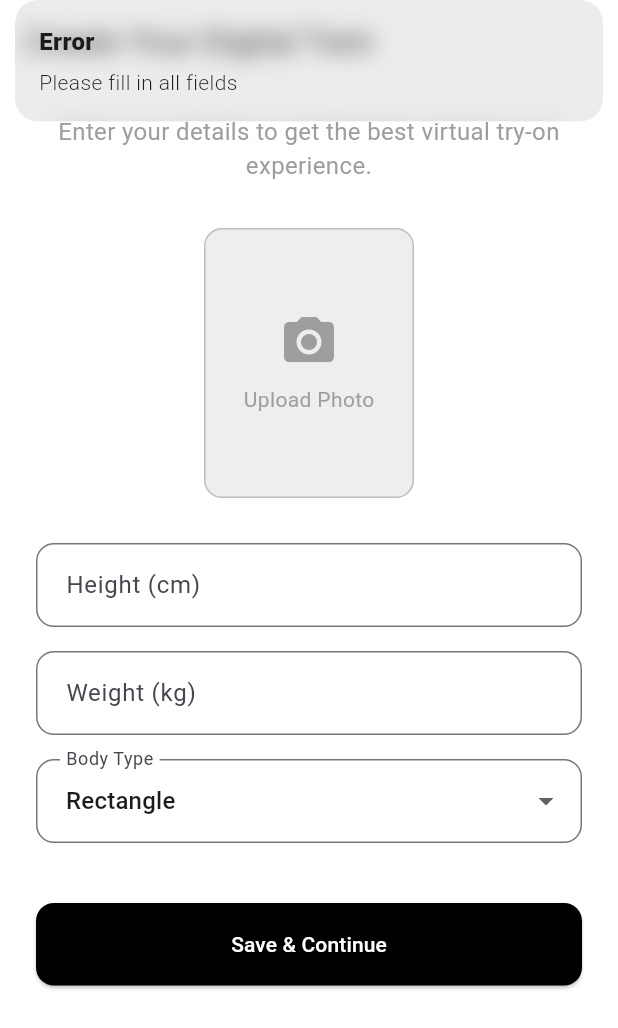
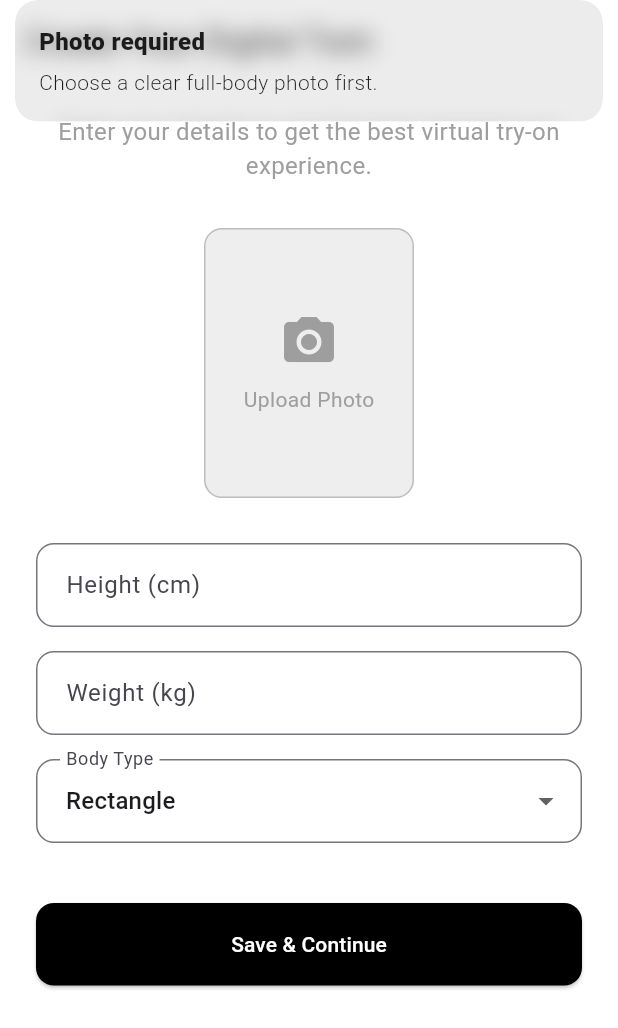
Before and after one commit to styleSynccc/styleSync-app, a Flutter app: the UserSetupScreen screen opened by its route, after a tap on "Save & Continue", on a phone screen of 412 x 824 dp. Shown: the top 1028 px of the screen. Run offline on Flutter 3.47's test engine with Material 3 defaults, Android fonts, the phone set to English and light mode, and no system bars; our stand-ins replace cloud_firestore, firebase_auth, firebase_core, firebase_storage, get, google_sign_in and 1 more; accounts and stored records are empty.

```diff
--- /dev/null
+++ b/API/requirements.txt
@@ -0,0 +1,2 @@
+-r requirement.txt
+firebase-admin
--- a/apps/mobile_app/lib/screens/user_setup_screen.dart
+++ b/apps/mobile_app/lib/screens/user_setup_screen.dart
@@ -95,10 +95,27 @@ class UserSetupScreen extends StatelessWidget {
 
               // Save Button
               Obx(() => userController.isLoading.value
-                  ? const CircularProgressIndicator()
+                  ? Column(
+                      children: [
+                        const CircularProgressIndicator(),
+                        const SizedBox(height: 12),
+                        Text(
+                          userController.loadingMessage.value.isEmpty
+                              ? 'Saving your profile...'
+                              : userController.loadingMessage.value,
+                          textAlign: TextAlign.center,
+                        ),
+                      ],
+                    )
                   : ElevatedButton(
                       onPressed: () {
-                        if (heightController.text.isNotEmpty && weightController.text.isNotEmpty) {
+                        if (userController.selectedImage.value == null) {
+                          Get.snackbar(
+                            'Photo required',
+                            'Choose a clear full-body photo first.',
+                          );
+                        } else if (heightController.text.isNotEmpty &&
+                            weightController.text.isNotEmpty) {
                           userController.saveUserData(
                             heightController.text.trim(),
                             weightController.text.trim(),
--- a/apps/mobile_app/lib/services/closet_controller.dart
+++ b/apps/mobile_app/lib/services/closet_controller.dart
@@ -150,7 +150,8 @@ class ClosetController extends GetxController {
         originalExtension = 'jpg';
       }
 
-      final String fileName = 'clothes/${uid}_${DateTime.now().millisecondsSinceEpoch}.$originalExtension';
+      final String fileName =
+          'users/$uid/clothes/${DateTime.now().millisecondsSinceEpoch}.$originalExtension';
 
       // Upload to Firebase Storage
       Reference ref = _storage.ref().child(fileName);
```
Also changed, not shown: apps/mobile_app/lib/screens/login_screen.dart (+12 -2 lines), apps/mobile_app/lib/services/user_controller.dart (+11 -10 lines), apps/mobile_app/assets/images/google.png (added), apps/mobile_app/firebase.json, 4 other files.
